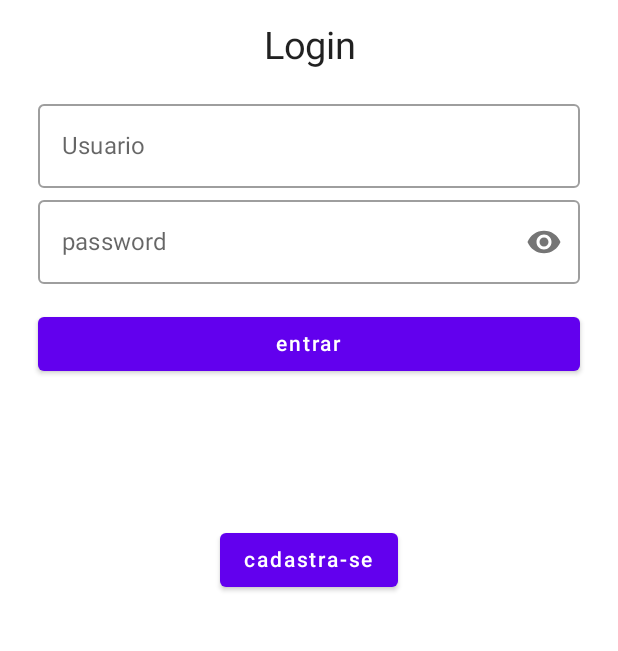
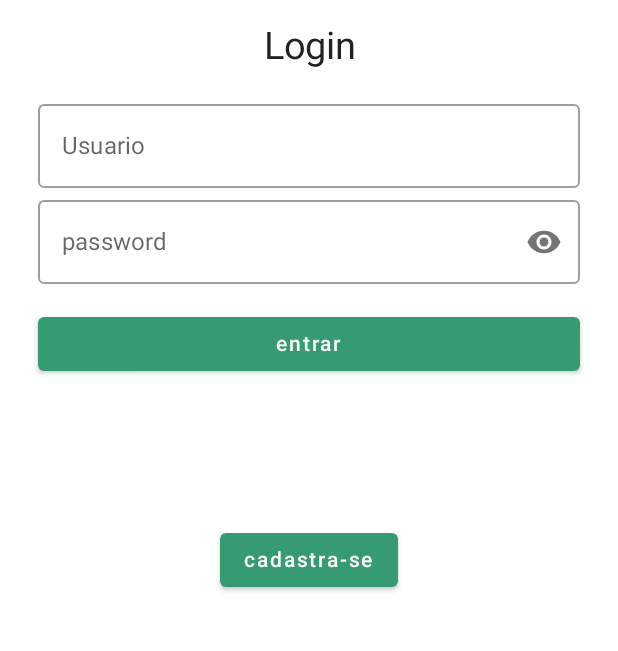
Before and after one commit to luiz1251/meuboletopago, an Android app built with Jetpack Compose: the @Preview function LoginPreview, on a phone screen of 412 x 824 dp, the part 349-1000 px from its top. Run offline under Robolectric (Android 15) with nearby library versions, the phone set to English and light mode, and no system bars.

Commit message:
AlertDialogComponent e alteração material theme

```diff
--- a/androidApp/src/main/java/br/com/digitalhouse/meuboletopago/android/LoginScreen.kt
+++ b/androidApp/src/main/java/br/com/digitalhouse/meuboletopago/android/LoginScreen.kt
@@ -1,5 +1,6 @@
 package br.com.digitalhouse.meuboletopago.android
 
+import AlertDialogComponent
 import android.os.Bundle
 import android.widget.Toast
 import androidx.activity.ComponentActivity
@@ -68,6 +69,8 @@ fun LoginView() {
         val login = remember { mutableStateOf(TextFieldValue()) }
         val password = remember { mutableStateOf(TextFieldValue()) }
         val passwordVisible = remember { mutableStateOf(false) }
+        val showDialog = remember { mutableStateOf(false) }
+        val mensagem = remember { mutableStateOf("") }
 //        inicia a tela com o dialog hide
 
 //        Um componente pode ser renderizado várias vezes. Para que nao precise colocar valor
@@ -93,11 +96,6 @@ fun LoginView() {
 
         )
 
-//        Text(text = "dffdf", fontWeight = FontWeight.Bold, fontSize = 32.sp)
-//        Spacer(modifier = Modifier.height(16.dp))
-//        Componente para caixa de texto de inserção
-//        PASSWORD
-//  val passwordVisible = remember { mutableStateOf(TextFieldValue()) }
         OutlinedTextField(
             modifier = Modifier.fillMaxWidth(),
 //            /por padrão, os componentes não preenchem a tela inteira, com o fillMaxWidth, ele preenche
@@ -129,50 +127,16 @@ fun LoginView() {
         Button(onClick = {/*openDialog.value = true*/}){
         Text(text = "cadastra-se")
     }
+        AlertDialogComponent(
+            showDialog = showDialog.value,
+            mensagem = mensagem.value,
+            onDismissRequest = {showDialog.value = false}
+
+    )
 
     }
 }
-//    Spacer(modifier = Modifier.height(100.dp))
-//
-//    Button(onClick = {/*openDialog.value = true*/}, modifier = Modifier.fillMaxWidth()){
-////        Text(text = "cadastra-se")
-//    }
-//}
-//         leadingicon: ma frente do texto
-//        contenteDescription: acessibilidade
-//
-//        KeyboardType password -> nao tem autocomplete
-//            if (passwordVisible.value) VisualTransformation.None else PasswordVisualTransformation(),
-//            keyboardOptions = KeyboardOptions(keyboardType = KeyboardType.Password),
-//            trailingIcon = {
-//                val image =
-//                    if (passwordVisible.value.not()) IPasswordVisualTransformation() else VisualTransformation.None
-//
-//                val description =
-//                    if (passwordVisible.value) "Hide password" else "Show password"
-//
-//                IconButton(onClick = {passwordVisible.value = !passwordVisible.value}){
-//                    Icon(imageVector = image, description)
-//                }
-//
-//            }
-//        )
-//ACESSIBILIDADE
-//        Spacer(modifier = Modifier.height(16.dp))
-//
-//        Button(onClick = {/*openDialog.value = true*/}, modifier = Modifier.fillMaxWidth()){
-//            Text(text = "entrar")
-//        }
-//
-//
-//
-//    }
-//}
-//
-//
-//
-//
-//preview é usado só para exibir
+
 @Preview
 @Composable
 fun LoginPreview() {
@@ -187,9 +151,3 @@ fun LoginPreview() {
         }
     }
 }
-
-// 1) Ver se valores alteram
-// 2) ver se a senha esconde os caracteres
-// 3) fazer "mostrar a senha"
-// 4) alert : cadastro realizado com sucesso, email v
-// 5) botão cadastre-se
--- a/androidApp/src/main/java/br/com/digitalhouse/meuboletopago/android/MyApplicationTheme.kt
+++ b/androidApp/src/main/java/br/com/digitalhouse/meuboletopago/android/MyApplicationTheme.kt
@@ -22,13 +22,13 @@ fun MyApplicationTheme(
 ) {
     val colors = if (darkTheme) {
         darkColors(
-            primary = Color(0xFFBB86FC),
-            primaryVariant = Color(0xFF3700B3),
-            secondary = Color(0xFF03DAC5)
+            primary = Color(0xFF9C27B0),
+            primaryVariant = Color(0xFFCDDC39),
+            secondary = Color(0xFFF44336)
         )
     } else {
         lightColors(
-            primary = Color(0xFF6200EE),
+            primary = Color(0xFF369B73),
             primaryVariant = Color(0xFF3700B3),
             secondary = Color(0xFF03DAC5)
         )
--- a/androidApp/src/main/java/br/com/digitalhouse/meuboletopago/android/SignupScreen.kt
+++ b/androidApp/src/main/java/br/com/digitalhouse/meuboletopago/android/SignupScreen.kt
@@ -35,7 +35,7 @@ class SignupScreen : ComponentActivity() {
                 Surface(
 
                     modifier = Modifier.fillMaxSize(),
-                    color = Color.Cyan
+                    color = MaterialTheme.colors.background
 
                 ) {
                     SignupView()
```
Also changed, not shown: androidApp/src/main/java/br/com/digitalhouse/meuboletopago/android/components/AlertDialogComponent.kt (+5 -37 lines).
